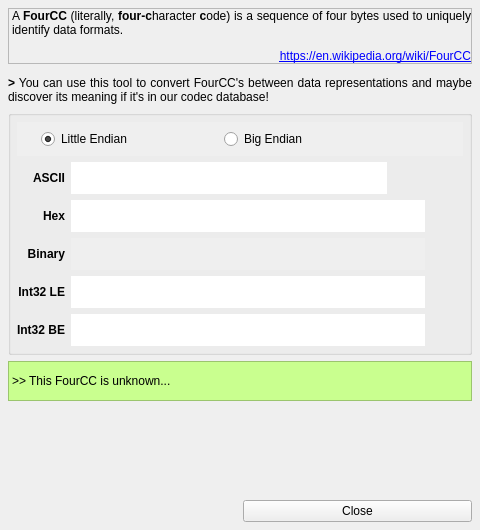
Qt form mini_analyser/ui/fourcchelper.ui (emericg/MiniVideo) before a commit.
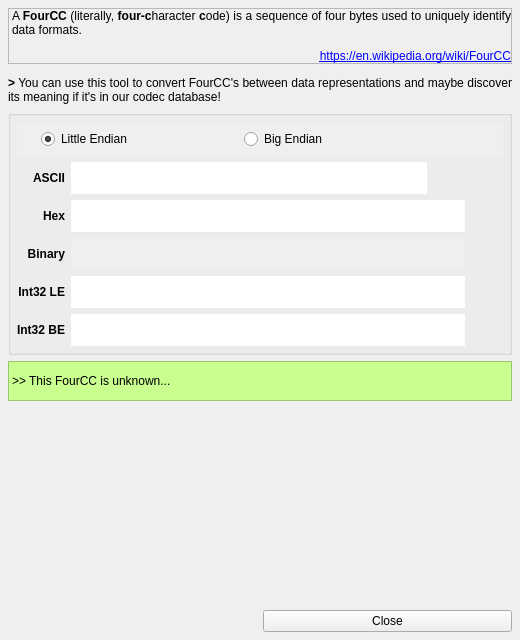
The same form after that commit. Icons and pictures are not drawn.

Diff of the .ui file:
```diff
--- a/mini_analyser/ui/fourcchelper.ui
+++ b/mini_analyser/ui/fourcchelper.ui
@@ -6,8 +6,8 @@
    <rect>
     <x>0</x>
     <y>0</y>
-    <width>480</width>
-    <height>530</height>
+    <width>520</width>
+    <height>640</height>
    </rect>
   </property>
   <property name="minimumSize">
```
Left out of the diff: 47 changed lines with no effect on the pictures.
